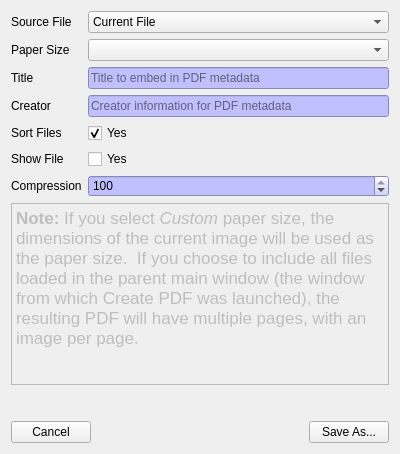
First picture: the form in src/app/PdfMaker.ui, repository sptrakesh/pictureviewer, before the edit.
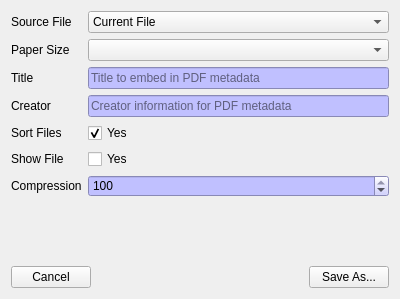
Second picture: the form after the edit.

Commit message: Removed support for custom paper size.

Diff of the .ui file:
```diff
--- a/src/app/PdfMaker.ui
+++ b/src/app/PdfMaker.ui
@@ -7,7 +7,7 @@
     <x>0</x>
     <y>0</y>
     <width>400</width>
-    <height>454</height>
+    <height>299</height>
    </rect>
   </property>
   <property name="windowTitle">
@@ -139,35 +139,6 @@
        </item>
       </layout>
      </item>
-     <item>
-      <widget class="QTextEdit" name="textEdit">
-       <property name="enabled">
-        <bool>false</bool>
-       </property>
-       <property name="sizePolicy">
-        <sizepolicy hsizetype="Expanding" vsizetype="Preferred">
-         <horstretch>0</horstretch>
-         <verstretch>0</verstretch>
-        </sizepolicy>
-       </property>
-       <property name="acceptDrops">
-        <bool>false</bool>
-       </property>
-       <property name="undoRedoEnabled">
-        <bool>false</bool>
-       </property>
-       <property name="readOnly">
-        <bool>true</bool>
-       </property>
-       <property name="html">
-        <string>&lt;!DOCTYPE HTML PUBLIC &quot;-//W3C//DTD HTML 4.0//EN&quot; &quot;http://www.w3.org/TR/REC-html40/strict.dtd&quot;&gt;
-&lt;html&gt;&lt;head&gt;&lt;meta name=&quot;qrichtext&quot; content=&quot;1&quot; /&gt;&lt;style type=&quot;text/css&quot;&gt;
-p, li { white-space: pre-wrap; }
-&lt;/style&gt;&lt;/head&gt;&lt;body style=&quot; font-family:'.SF NS Text'; font-size:13pt; font-weight:400; font-style:normal;&quot;&gt;
-&lt;p style=&quot; margin-top:0px; margin-bottom:0px; margin-left:0px; margin-right:0px; -qt-block-indent:0; text-indent:0px;&quot;&gt;&lt;span style=&quot; font-weight:600;&quot;&gt;Note:&lt;/span&gt; If you select &lt;span style=&quot; font-style:italic;&quot;&gt;Custom&lt;/span&gt; paper size, the dimensions of the current image will be used as the paper size.  If you choose to include all files loaded in the parent main window (the window from which Create PDF was launched), the resulting PDF will have multiple pages, with an image per page.&lt;/p&gt;&lt;/body&gt;&lt;/html&gt;</string>
-       </property>
-      </widget>
-     </item>
      <item>
       <spacer name="verticalSpacer">
        <property name="orientation">
```
The commit also changes 8 other files.
